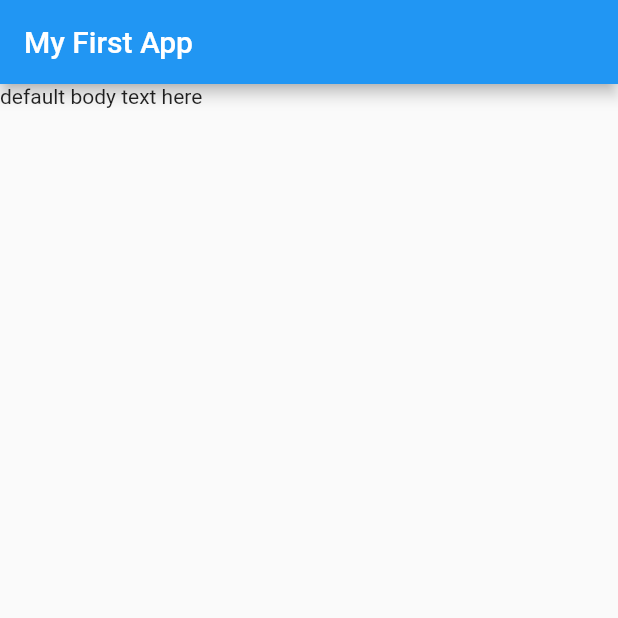
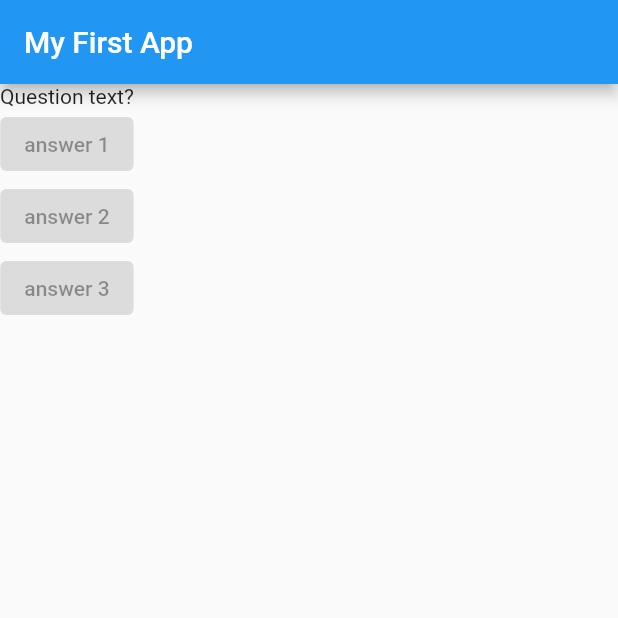
Before and after one commit to soumya-94/flutter_basic_guide, a Flutter app: the screen it shows after launch, on a phone screen of 412 x 824 dp, the top half of it. Run offline on Flutter 3.47's test engine with Material 2 defaults, Android fonts, the phone set to English and light mode, and no system bars.

Commit message:
build widget tree

```diff
--- a/lib/main.dart
+++ b/lib/main.dart
@@ -8,11 +8,17 @@ class MyApp extends StatelessWidget {
   Widget build(BuildContext context) {
     return MaterialApp(
       home: Scaffold(
-        appBar: AppBar(
-          title: Text('My First App'),
-        ),
-        body: Text("default body text here"),
-      ),
+          appBar: AppBar(
+            title: Text('My First App'),
+          ),
+          body: Column(
+            children: <Widget>[
+              Text('Question text?'),
+              ElevatedButton(onPressed: null, child: Text('answer 1')),
+              ElevatedButton(onPressed: null, child: Text('answer 2')),
+              ElevatedButton(onPressed: null, child: Text('answer 3')),
+            ],
+          )),
     );
   }
 }
```
